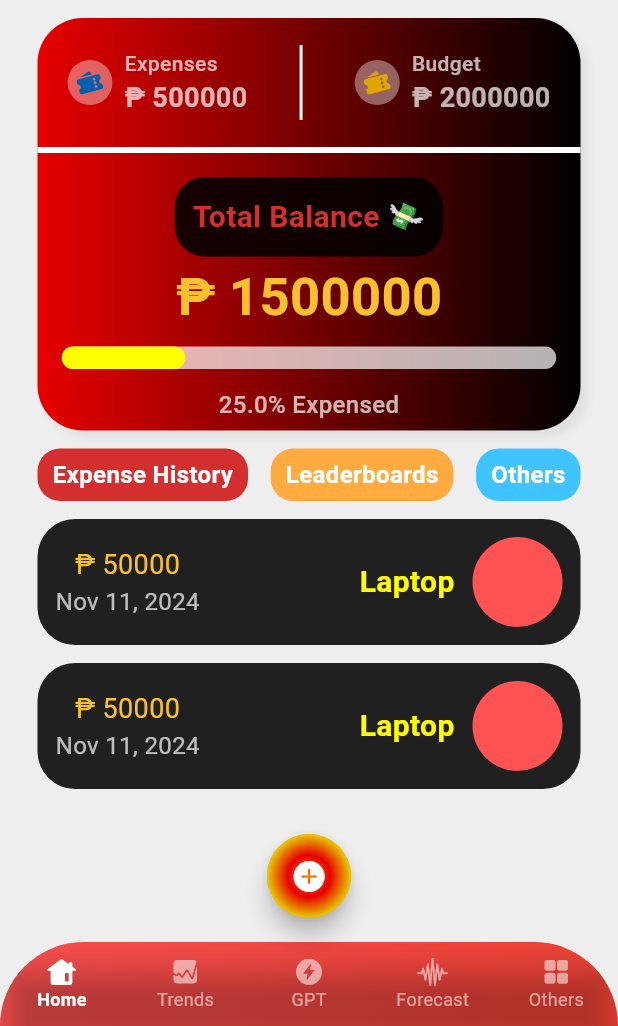
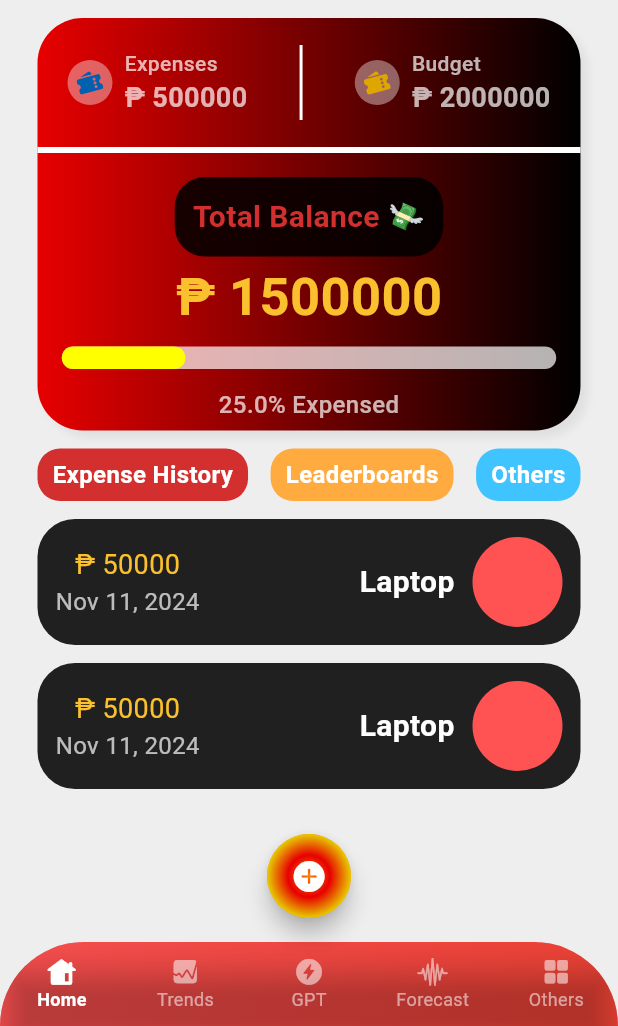
Before and after one commit to donyelqt/pera-pinoy, a Flutter app: the screen it shows after launch, on a phone screen of 412 x 824 dp, the part 210-1236 px from its top. Run offline on Flutter 3.47's test engine with Material 3 defaults, Android fonts, the phone set to English and light mode, and no system bars.

Commit message:
"Changed text color from yellowAccent to white in MainScreen"

```diff
--- a/lib/screens/home/views/main_screen.dart
+++ b/lib/screens/home/views/main_screen.dart
@@ -379,7 +379,7 @@ class MainScreen extends StatelessWidget {
                                     'Laptop',
                                     style: TextStyle(
                                       fontSize: 20,
-                                      color: Colors.yellowAccent,
+                                      color: Colors.white,
                                       fontWeight: FontWeight.w600,
                                     ),
                                   ),
```
